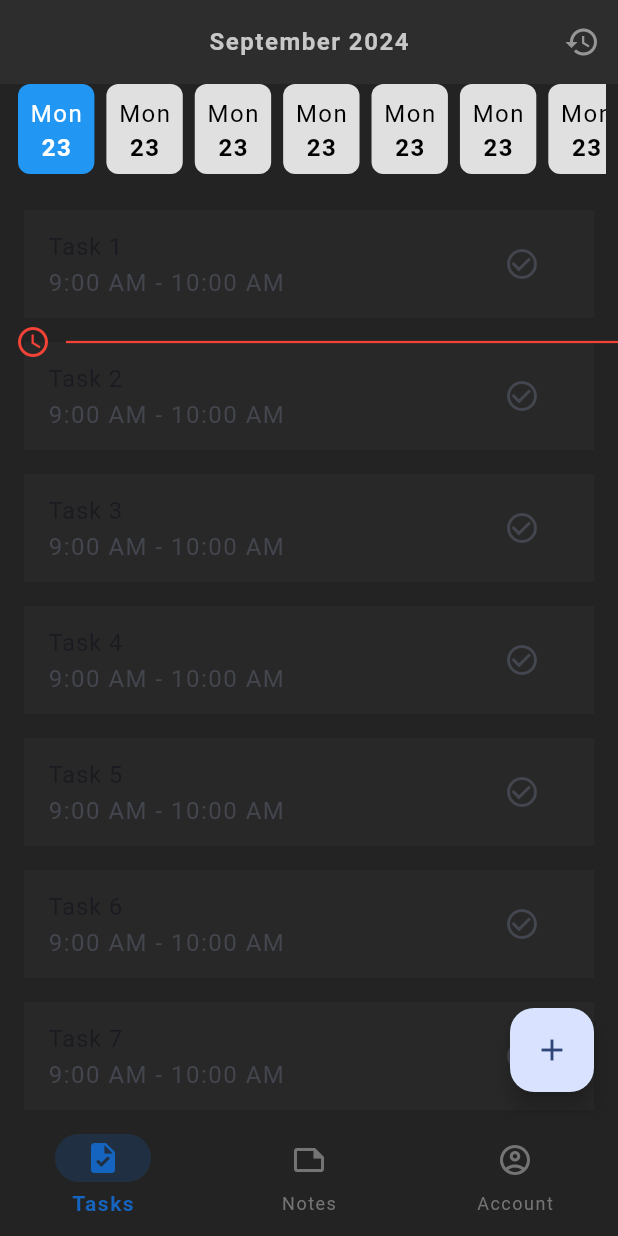
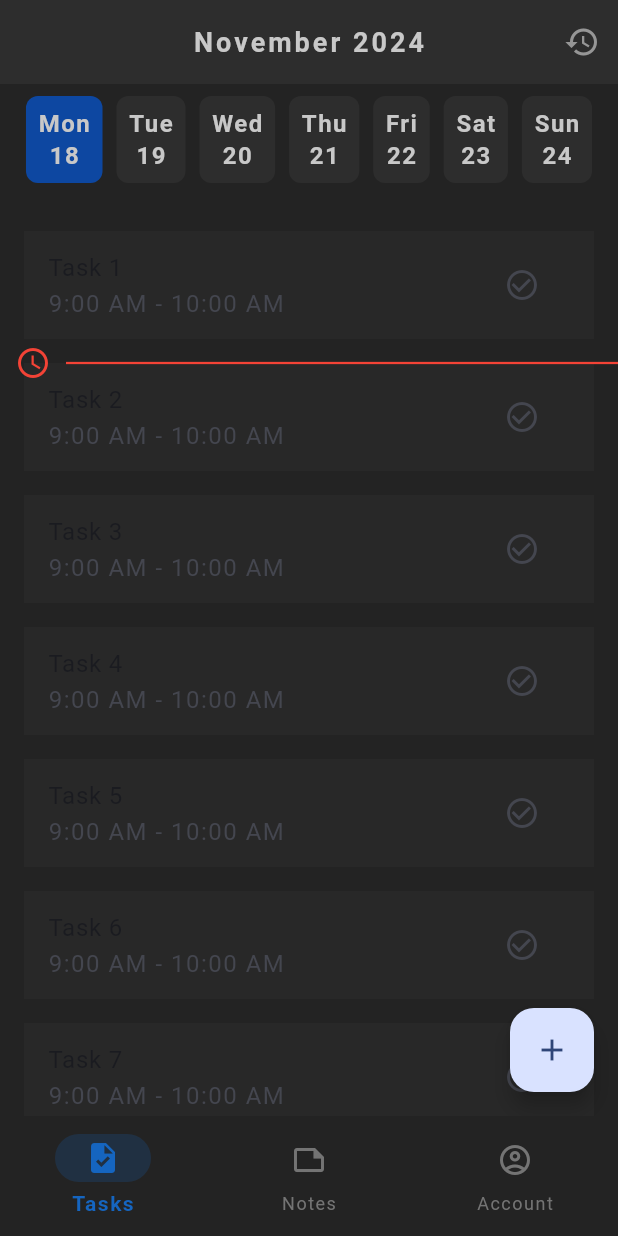
Before and after one commit to yuherlim/timetailor, a Flutter app: the screen it shows after launch, after a tap on "Mon", on a phone screen of 412 x 824 dp. Run offline on Flutter 3.47's test engine with Material 3 defaults, Android fonts, the phone set to English and light mode, and no system bars; our stand-ins replace cloud_firestore, firebase_core, flutter_riverpod, go_router, google_fonts; accounts and stored records are empty; Roboto replaces fonts that are missing (Kanit).

Commit message:
Done initial design version of the date selection

```diff
--- a/lib/screens/task_management/task_management_screen.dart
+++ b/lib/screens/task_management/task_management_screen.dart
@@ -1,8 +1,12 @@
+import 'dart:async';
+
 import 'package:flutter/material.dart';
 import 'package:flutter_riverpod/flutter_riverpod.dart';
 import 'package:go_router/go_router.dart';
+import 'package:intl/intl.dart';
 import 'package:timetailor/core/constants/route_paths.dart';
 import 'package:timetailor/core/shared/styled_text.dart';
+import 'package:timetailor/core/theme/theme.dart';
 
 class TaskManagementScreen extends ConsumerStatefulWidget {
   const TaskManagementScreen({super.key});
@@ -13,8 +17,55 @@ class TaskManagementScreen extends ConsumerStatefulWidget {
 }
 
 class _TaskManagementScreenState extends ConsumerState<TaskManagementScreen> {
+  late String currentMonth;
+  Timer? midnightTimer;
+  DateTime currentSelectedDate =
+      DateTime(DateTime.now().year, DateTime.now().month, DateTime.now().day);
+
+  @override
+  void initState() {
+    _updateCurrentMonth();
+    _scheduleMidnightUpdate();
+    super.initState();
+  }
+
+  @override
+  void dispose() {
+    midnightTimer?.cancel();
+    super.dispose();
+  }
+
+  void _updateCurrentMonth() {
+    setState(() {
+      currentMonth = DateFormat('MMMM yyyy').format(DateTime.now());
+    });
+  }
+
+  void _scheduleMidnightUpdate() {
+    final now = DateTime.now();
+    final nextMidnight = DateTime(now.year, now.month, now.day + 1);
+    final durationUntilMidnight = nextMidnight.difference(now);
+
+    midnightTimer = Timer(durationUntilMidnight, () {
+      _updateCurrentMonth();
+      _scheduleMidnightUpdate(); // Reschedule for the next day
+    });
+  }
+
   @override
   Widget build(BuildContext context) {
+    // Get the current date
+    final now = DateTime.now();
+
+    // Calculate the start of the current week (Monday)
+    final startOfWeek = now.subtract(Duration(days: now.weekday - 1));
+
+    // Generate a list of dates for the current week
+    final weekDates = List.generate(7, (index) {
+      final date = startOfWeek.add(Duration(days: index));
+      return DateTime(date.year, date.month, date.day);
+    });
+
     return Scaffold(
       floatingActionButton: FloatingActionButton(
         onPressed: () {
@@ -23,7 +74,7 @@ class _TaskManagementScreenState extends ConsumerState<TaskManagementScreen> {
         child: const Icon(Icons.add),
       ),
       appBar: AppBar(
-        title: const StyledHeading("September 2024"),
+        title: StyledTitle(currentMonth),
         centerTitle: true,
         actions: [
           IconButton(
@@ -38,45 +89,44 @@ class _TaskManagementScreenState extends ConsumerState<TaskManagementScreen> {
         children: [
           // Calendar Header
           Container(
-            height: 60,
-            padding: const EdgeInsets.symmetric(horizontal: 8),
-            child: ListView.builder(
-              scrollDirection: Axis.horizontal,
-              itemCount: 7, // Example for a week
-              itemBuilder: (context, index) {
+            padding: const EdgeInsets.symmetric(horizontal: 8, vertical: 8),
+            child: Row(
+              mainAxisAlignment: MainAxisAlignment.spaceEvenly,
+              children: weekDates.map((date) {
                 return GestureDetector(
                   onTap: () {
-                    // Update the selected date
+                    setState(() {
+                      currentSelectedDate = date;
+                    });
                   },
                   child: Container(
-                    margin: const EdgeInsets.symmetric(horizontal: 4),
                     padding: const EdgeInsets.all(8),
                     decoration: BoxDecoration(
                       borderRadius: BorderRadius.circular(8),
-                      color: index == 0
-                          ? Colors.blue // Highlight the selected date
-                          : Colors.grey[300],
+                      color: currentSelectedDate == date
+                          ? AppColors.primaryColor
+                          : AppColors.secondaryColor,
                     ),
                     child: Column(
                       children: [
-                        Text(
-                          "Mon", // Day of the week
-                          style: TextStyle(
-                            color: index == 0 ? Colors.white : Colors.black,
-                          ),
+                        StyledHeading(
+                          DateFormat('EEE').format(date), // Day of the week
+                          // style: TextStyle(
+                          //   color: isSelected ? AppColors.titleColor : Colors.black,
+                          // ),
                         ),
-                        Text(
-                          "23", // Date
-                          style: TextStyle(
-                            fontWeight: FontWeight.bold,
-                            color: index == 0 ? Colors.white : Colors.black,
-                          ),
+                        StyledHeading(
+                          date.day.toString(), // Date
+                          // style: TextStyle(
+                          //   fontWeight: FontWeight.bold,
+                          //   color: isSelected ? Colors.white : Colors.black,
+                          // ),
                         ),
                       ],
                     ),
                   ),
                 );
-              },
+              }).toList(),
             ),
           ),
           // Task List with Time Indicator
```
